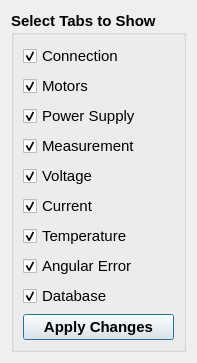
First picture: the form in hallbench/gui/ui/preferencesdialog.ui, repository lnls-ima/hall-bench-control, before the edit.
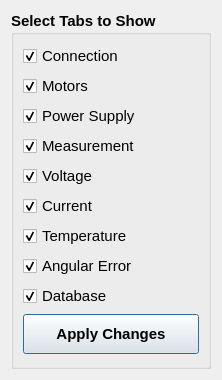
Second picture: the form after the edit.

```diff
--- a/hallbench/gui/ui/preferencesdialog.ui
+++ b/hallbench/gui/ui/preferencesdialog.ui
@@ -6,8 +6,8 @@
    <rect>
     <x>0</x>
     <y>0</y>
-    <width>196</width>
-    <height>341</height>
+    <width>218</width>
+    <height>380</height>
    </rect>
   </property>
   <property name="font">
@@ -18,9 +18,18 @@
   <property name="windowTitle">
    <string>Preferences</string>
   </property>
-  <layout class="QGridLayout" name="gridLayout_2">
+  <layout class="QGridLayout" name="gridLayout">
+   <property name="horizontalSpacing">
+    <number>15</number>
+   </property>
    <item row="0" column="0">
     <widget class="QGroupBox" name="groupBox">
+     <property name="minimumSize">
+      <size>
+       <width>200</width>
+       <height>0</height>
+      </size>
+     </property>
      <property name="font">
       <font>
        <weight>75</weight>
@@ -177,6 +186,12 @@
       </item>
       <item>
        <widget class="QPushButton" name="apply_btn">
+        <property name="minimumSize">
+         <size>
+          <width>0</width>
+          <height>40</height>
+         </size>
+        </property>
         <property name="text">
          <string>Apply Changes</string>
         </property>
```
